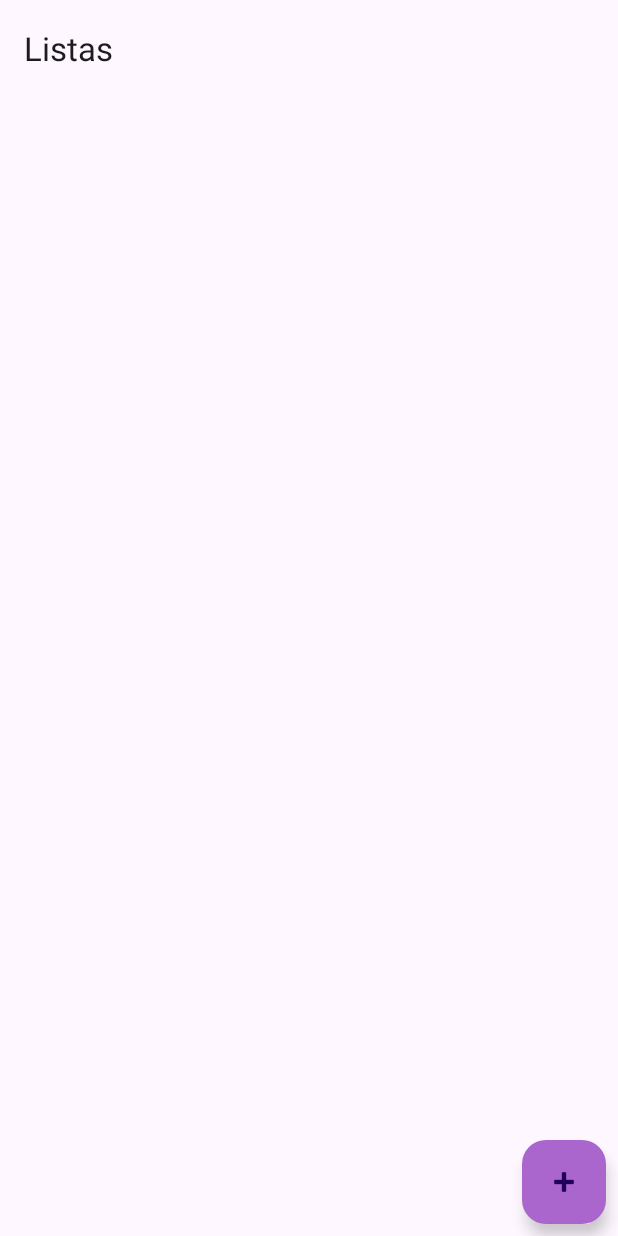
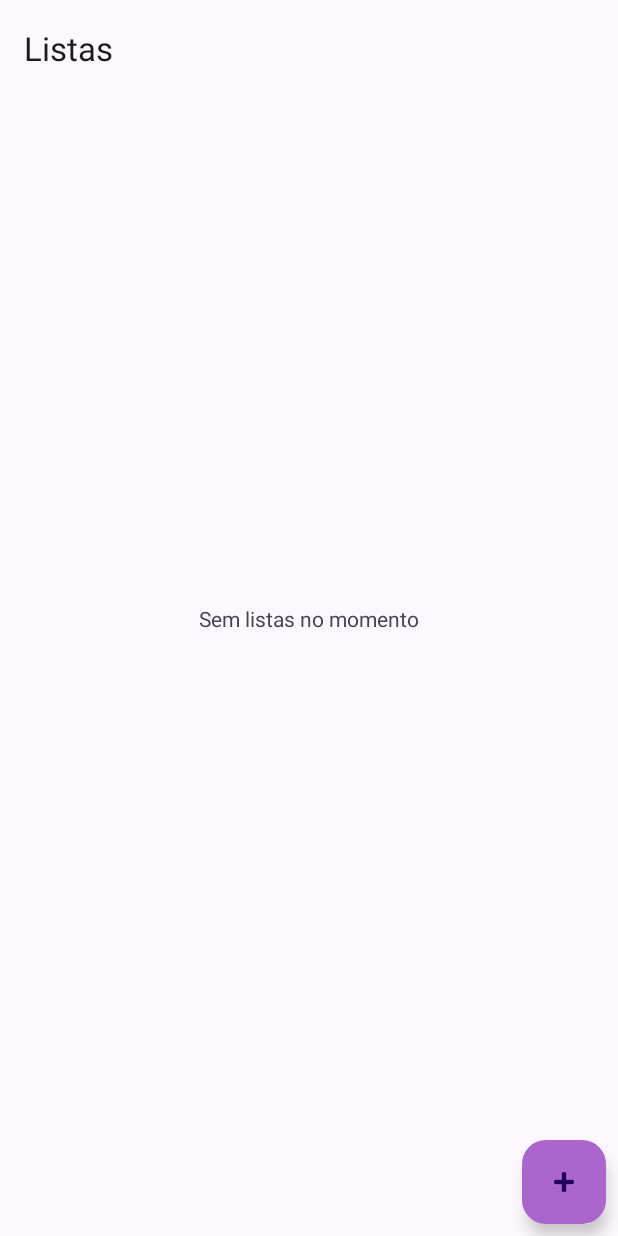
Before and after one commit to diogo7b/android-market-list, an Android app: the screen it shows after launch (MainActivity), on a phone screen of 412 x 824 dp. Run offline under Robolectric (Android 15) with nearby library versions, the phone set to English and light mode, and no system bars; our stand-ins replace Room's generated code.

Commit message:
fix: fixed itens don't show in the main recycler view

```diff
--- a/app/build.gradle.kts
+++ b/app/build.gradle.kts
@@ -43,11 +43,11 @@ dependencies {
     // Default Dependencies
     implementation(libs.androidx.core.ktx)
     implementation(libs.androidx.appcompat)
-    implementation (libs.androidx.fragment.ktx)
-
+    implementation(libs.androidx.fragment.ktx)
     implementation(libs.material)
     implementation(libs.androidx.activity)
     implementation(libs.androidx.constraintlayout)
+    // test dependencies
     testImplementation(libs.junit)
     androidTestImplementation(libs.androidx.junit)
     androidTestImplementation(libs.androidx.espresso.core)
@@ -58,5 +58,6 @@ dependencies {
     implementation(libs.androidx.lifecycle.viewmodel.ktx)
     implementation(libs.androidx.lifecycle.livedata.core.ktx)
     implementation(libs.androidx.lifecycle.livedata.ktx)
+    ksp(libs.androidx.lifecycle.compiler)
 
 }
--- a/app/src/main/java/com/example/market_list/ui/mainlist/MarketListFragment.kt
+++ b/app/src/main/java/com/example/market_list/ui/mainlist/MarketListFragment.kt
@@ -1,19 +1,29 @@
 package com.example.market_list.ui.mainlist
 
 import android.os.Bundle
+import android.util.Log
 import android.view.LayoutInflater
 import android.view.View
 import android.view.ViewGroup
+import android.widget.Toast
+import androidx.core.view.isVisible
 import androidx.fragment.app.Fragment
 import androidx.fragment.app.setFragmentResultListener
 import androidx.fragment.app.viewModels
+import androidx.lifecycle.LifecycleOwner
+import androidx.lifecycle.lifecycleScope
 import com.example.market_list.databinding.FragmentMarketListBinding
+import com.example.market_list.domain.model.MarketListDomain
+import kotlinx.coroutines.flow.Flow
+import kotlinx.coroutines.launch
 
 class MarketListFragment : Fragment() {
+
     private val viewModel: MarketListViewModel by viewModels {
         MarketListViewModel.Factory()
     }
     private lateinit var binding: FragmentMarketListBinding
+    private val adapter by lazy { MarketListAdapter() }
 
     override fun onCreateView(
         inflater: LayoutInflater,
@@ -29,12 +39,66 @@ class MarketListFragment : Fragment() {
 
 
         setupListener()
-       // setupObserveStates()
+        setupObserveStates()
     }
 
 
     private fun setupObserveStates() {
-        TODO("Not yet implemented")
+        viewModel.state.observe(viewLifecycleOwner) {
+            when (it) {
+                MarketListState.Empty -> {
+                    emptyState()
+                    Log.d("MarketListFragment", "Empty")
+                }
+
+                is MarketListState.Error -> {
+                    errorState()
+                    Log.d("MarketListFragment", "Error")
+                }
+
+                MarketListState.Loading -> {
+                    loadingState()
+                    Log.d("MarketListFragment", "Loading")
+                }
+
+                is MarketListState.Success -> {
+                    successState(it.marketList)
+                    Log.d("MarketListFragment", it.marketList.toString())
+
+                }
+            }
+        }
+    }
+
+    private fun successState(marketLists: List<MarketListDomain>) {
+        binding.pbLoading.isVisible = false
+        binding.rcMarketLists.isVisible = true
+        binding.rcMarketLists.adapter = adapter
+        adapter.submitList(marketLists)
+    }
+
+    private fun emptyState() {
+        binding.pbLoading.isVisible = false
+        binding.rcMarketLists.isVisible = false
+        binding.tvTitleEmptyList.isVisible = true
+        Toast.makeText(
+            requireContext(),
+            "Sem receitas no momento",
+            Toast.LENGTH_LONG
+        ).show()
+    }
+
+    private fun errorState() {
+        binding.pbLoading.isVisible = false
+        binding.rcMarketLists.isVisible = false
+        binding.tvTitleEmptyList.isVisible = true
+        binding.tvTitleEmptyList.text = "Ocorreu um erro"
+    }
+
+    private fun loadingState() {
+        binding.pbLoading.isVisible = true
+        binding.rcMarketLists.isVisible = false
+        binding.tvTitleEmptyList.isVisible = false
     }
 
     private fun setupListener() {
@@ -51,4 +115,10 @@ class MarketListFragment : Fragment() {
     private fun handleShowDialog() {
         MarketListMainDialog.show(parentFragmentManager)
     }
+
+    fun <T> Flow<T>.observe(owner: LifecycleOwner, observe: (T) -> Unit) {
+        owner.lifecycleScope.launch {
+            this@observe.collect(observe)
+        }
+    }
 }
--- a/app/src/main/java/com/example/market_list/ui/mainlist/MarketListViewModel.kt
+++ b/app/src/main/java/com/example/market_list/ui/mainlist/MarketListViewModel.kt
@@ -32,7 +32,7 @@ class MarketListViewModel(
         getAllLists()
     }
 
-    private fun getAllLists() = viewModelScope.launch(dispatcherIO) {
+    private fun getAllLists() = viewModelScope.launch {
         getAllListsUseCase()
             .flowOn(dispatcherIO)
             .onStart {
@@ -45,7 +45,6 @@ class MarketListViewModel(
                 } else {
                     _state.emit(MarketListState.Success(lists))
                 }
-
             }
     }
 
@@ -53,7 +52,7 @@ class MarketListViewModel(
         insertListUseCase(listName)
     }
 
-    @Suppress("UNCHECKED_CAST")
+
     class Factory : ViewModelProvider.Factory {
         override fun <T : ViewModel> create(
             modelClass: Class<T>,
@@ -65,8 +64,7 @@ class MarketListViewModel(
             val getAllListsUseCase = GetAllListsUseCase(repository)
             val insertListUseCase = InsertListUseCase(repository)
 
-            return MarketListViewModel(getAllListsUseCase, insertListUseCase)
-                    as T
+            return MarketListViewModel(getAllListsUseCase, insertListUseCase) as T
         }
     }
 }
--- a/app/src/main/res/layout/fragment_market_list.xml
+++ b/app/src/main/res/layout/fragment_market_list.xml
@@ -17,6 +17,28 @@
         app:layout_constraintStart_toStartOf="parent"
         tools:listitem="@layout/item_market_list" />
 
+    <ProgressBar
+        android:id="@+id/pb_loading"
+        style="@style/Widget.Material3.CircularProgressIndicator.Medium"
+        android:layout_width="wrap_content"
+        android:layout_height="wrap_content"
+        android:indeterminate="true"
+        android:visibility="gone"
+        app:layout_constraintBottom_toBottomOf="parent"
+        app:layout_constraintEnd_toEndOf="parent"
+        app:layout_constraintStart_toStartOf="parent"
+        app:layout_constraintTop_toTopOf="parent" />
+
+    <TextView
+        android:id="@+id/tv_title_empty_list"
+        android:layout_width="wrap_content"
+        android:layout_height="wrap_content"
+        android:text="Sem listas no momento"
+        app:layout_constraintBottom_toBottomOf="parent"
+        app:layout_constraintEnd_toEndOf="parent"
+        app:layout_constraintStart_toStartOf="parent"
+        app:layout_constraintTop_toTopOf="parent" />
+
     <com.google.android.material.floatingactionbutton.FloatingActionButton
         android:id="@+id/fab_add_list"
         android:layout_width="wrap_content"
--- a/gradle/libs.versions.toml
+++ b/gradle/libs.versions.toml
@@ -17,6 +17,7 @@ roomKtx = "2.6.1"
 [libraries]
 androidx-core-ktx = { group = "androidx.core", name = "core-ktx", version.ref = "coreKtx" }
 androidx-fragment-ktx = { module = "androidx.fragment:fragment-ktx", version.ref = "fragmentKtx" }
+androidx-lifecycle-compiler = { module = "androidx.lifecycle:lifecycle-compiler", version.ref = "lifecycleViewmodelKtx" }
 androidx-lifecycle-livedata-core-ktx = { module = "androidx.lifecycle:lifecycle-livedata-core-ktx", version.ref = "lifecycleViewmodelKtx" }
 androidx-lifecycle-livedata-ktx = { module = "androidx.lifecycle:lifecycle-livedata-ktx", version.ref = "lifecycleViewmodelKtx" }
 androidx-lifecycle-viewmodel-ktx = { module = "androidx.lifecycle:lifecycle-viewmodel-ktx", version.ref = "lifecycleViewmodelKtx" }
```
